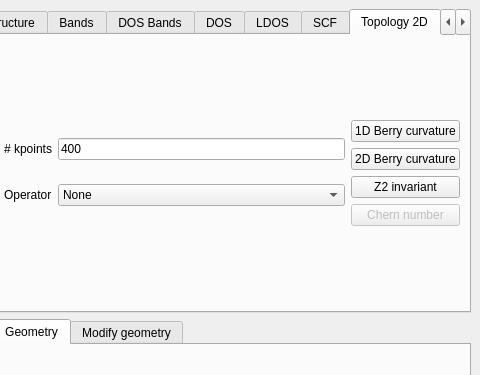
This is development/interface-pyqt/2d/interface.ui in joselado/quantum-honeycomp as Qt 5 draws it before an edit; both pictures show x 500 to 980 and y 0 to 375 of the 980 by 653 pixel window. The edited form follows.
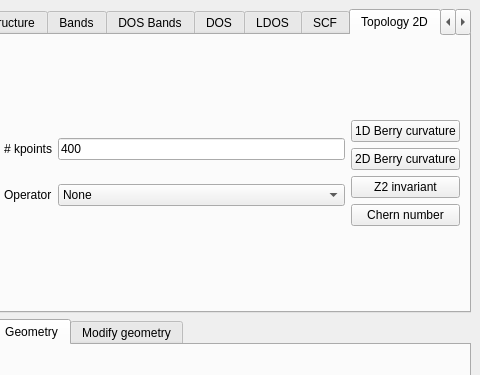
This is the edited form. The open tabs and pages were chosen to show the change.

```diff
--- a/development/interface-pyqt/2d/interface.ui
+++ b/development/interface-pyqt/2d/interface.ui
@@ -815,7 +815,7 @@
           <item row="3" column="0">
            <widget class="QPushButton" name="show_chern">
             <property name="enabled">
-             <bool>false</bool>
+             <bool>true</bool>
             </property>
             <property name="text">
              <string>Chern number</string>
```
Left out of the diff: 2 changed lines with no effect on the pictures.
